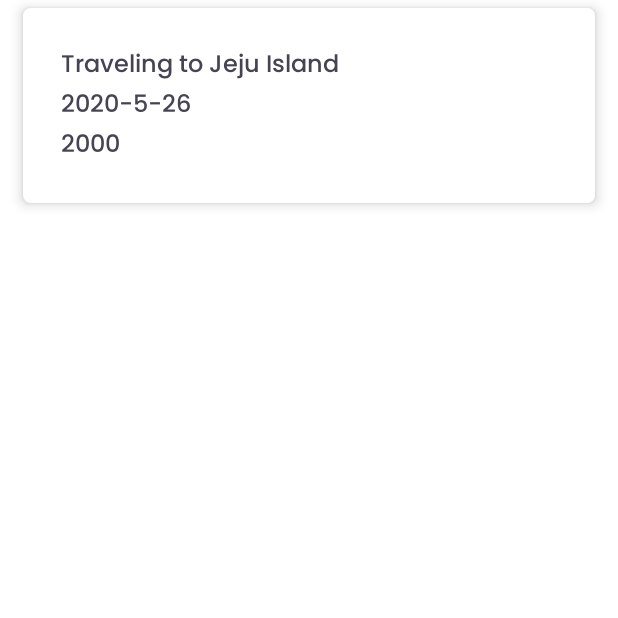
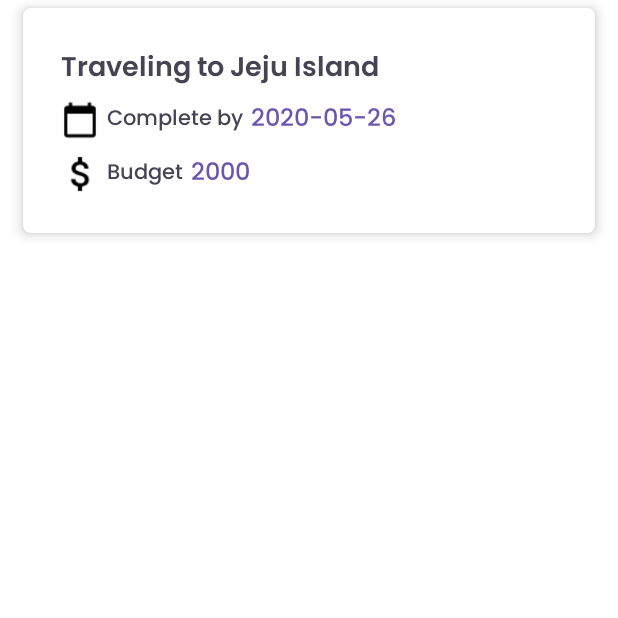
Before and after one commit to irene-haeryun-kwon/b-list, an Android app: the fragment CompletedFragment shown on its own in the app's theme, on a phone screen of 412 x 824 dp, the top half of it. Run offline under Robolectric (Android 15) with nearby library versions, the light colour scheme and no system bars.

Commit message:
Finished styling cards

```diff
--- a/app/src/main/java/io/github/blist/BListDB.java
+++ b/app/src/main/java/io/github/blist/BListDB.java
@@ -37,7 +37,7 @@ public class BListDB {
             db.execSQL("CREATE TABLE blist (id INTEGER PRIMARY KEY AUTOINCREMENT NOT NULL, " +
                     "title VARCHAR NOT NULL, date DATE, budget DECIMAL, completed BOOLEAN)");
             db.execSQL("INSERT INTO blist (title, date, budget, completed) " +
-                    "VALUES ('Traveling to Jeju Island', '2020-5-26', '2000.00', 'false')");
+                    "VALUES ('Traveling to Jeju Island', '2020-05-26', '2000.00', 'false')");
         }
 
         @Override
--- a/app/src/main/res/layout/b_list.xml
+++ b/app/src/main/res/layout/b_list.xml
@@ -16,14 +16,14 @@
 
         <androidx.appcompat.widget.Toolbar
             android:id="@+id/toolbar"
-            style="@style/ToolbarStyle" />
+            style="@style/Toolbar" />
 
     </com.google.android.material.appbar.AppBarLayout>
 
     <com.google.android.material.tabs.TabLayout
         android:id="@+id/tabs"
         app:tabIndicatorHeight="3dp"
-        style="@style/TabStyle">
+        style="@style/Tab">
 
         <com.google.android.material.tabs.TabItem
             android:layout_width="wrap_content"
--- a/app/src/main/res/layout/b_list_details.xml
+++ b/app/src/main/res/layout/b_list_details.xml
@@ -12,24 +12,38 @@
         android:id="@+id/b_list_details_cardview"
         app:contentPaddingTop="25dp"
         app:contentPaddingLeft="25dp"
-        style="@style/CardviewStyle">
+        style="@style/Cardview">
 
-        <LinearLayout
-            android:layout_width="match_parent"
-            android:layout_height="match_parent"
-            android:orientation="vertical">
+        <LinearLayout style="@style/CardInfoContainer">
 
             <TextView
                 android:id="@+id/title"
-                style="@style/CardInfoStyle" />
+                style="@style/CardInfo.Title" />
 
-            <TextView
-                android:id="@+id/date"
-                style="@style/CardInfoStyle" />
+            <LinearLayout
+                style="@style/CardTitleInfoContainer">
+                <ImageView
+                    android:src="@drawable/calendar"
+                    style="@style/CardImageView" />
+                <TextView
+                    android:text="Complete by"
+                    style="@style/CardExtraInfo" />
+                <TextView
+                    android:id="@+id/date"
+                    style="@style/CardInfo" />
+            </LinearLayout>
 
-            <TextView
-                android:id="@+id/budget"
-                style="@style/CardInfoStyle" />
+            <LinearLayout style="@style/CardExtraInfoContainer">
+                <ImageView
+                    android:src="@drawable/money"
+                    style="@style/CardImageView" />
+                <TextView
+                    android:text="Budget"
+                    style="@style/CardExtraInfo" />
+                <TextView
+                    android:id="@+id/budget"
+                    style="@style/CardInfo" />
+            </LinearLayout>
 
         </LinearLayout>
 
--- a/app/src/main/res/layout/fragment_completed.xml
+++ b/app/src/main/res/layout/fragment_completed.xml
@@ -10,6 +10,6 @@
 
     <ListView
         android:id="@+id/completed_listview"
-        style="@style/ListviewStyle" />
+        style="@style/Listview" />
 
 </LinearLayout>
--- a/app/src/main/res/layout/fragment_to_do.xml
+++ b/app/src/main/res/layout/fragment_to_do.xml
@@ -10,6 +10,6 @@
 
     <ListView
         android:id="@+id/to_do_listview"
-        style="@style/ListviewStyle" />
+        style="@style/Listview" />
 
 </LinearLayout>
--- a/app/src/main/res/values/styles.xml
+++ b/app/src/main/res/values/styles.xml
@@ -1,6 +1,7 @@
 <resources>
 
     <!-- Modified at Nov 29, 2019 -->
+    <!-- App theme -->
     <style name="AppTheme" parent="Theme.MaterialComponents.Light.NoActionBar">
         <item name="colorPrimary">@color/colorPrimary</item>
         <item name="colorPrimaryDark">@color/colorPrimaryDark</item>
@@ -10,38 +11,79 @@
     </style>
 
     <!-- b_list -->
-    <style name="ToolbarStyle" parent="Widget.MaterialComponents.Toolbar">
+    <style name="Toolbar" parent="Widget.MaterialComponents.Toolbar">
         <item name="android:layout_width">match_parent</item>
         <item name="android:layout_height">?attr/actionBarSize</item>
         <item name="titleTextColor">@color/white</item>
     </style>
 
-    <style name="TabStyle" parent="Widget.MaterialComponents.TabLayout">
+    <style name="Tab" parent="Widget.MaterialComponents.TabLayout">
         <item name="android:layout_width">match_parent</item>
         <item name="android:layout_height">wrap_content</item>
         <item name="android:layout_marginBottom">20dp</item>
     </style>
 
     <!-- b_list_details -->
-    <style name="CardviewStyle" parent="Widget.MaterialComponents.CardView">
+    <style name="Cardview" parent="Widget.MaterialComponents.CardView">
         <item name="android:layout_width">match_parent</item>
-        <item name="android:layout_height">130dp</item>
+        <item name="android:layout_height">150dp</item>
         <item name="cardCornerRadius">5dp</item>
         <item name="cardElevation">5dp</item>
         <item name="android:layout_marginTop">5dp</item>
         <item name="android:layout_marginBottom">15dp</item>
         <item name="android:layout_marginLeft">15dp</item>
         <item name="android:layout_marginRight">15dp</item>
+        <item name="android:maxLines">1</item>
     </style>
 
-    <style name="CardInfoStyle">
+    <style name="CardInfoContainer">
+        <item name="android:layout_width">match_parent</item>
+        <item name="android:layout_height">match_parent</item>
+        <item name="android:orientation">vertical</item>
+    </style>
+
+    <style name="CardTitleInfoContainer">
+        <item name="android:layout_width">wrap_content</item>
+        <item name="android:layout_height">wrap_content</item>
+        <item name="android:orientation">horizontal</item>
+        <item name="android:gravity">center_vertical</item>
+    </style>
+
+    <style name="CardInfo">
         <item name="android:layout_width">wrap_content</item>
         <item name="android:layout_height">wrap_content</item>
         <item name="android:textSize">16sp</item>
+        <item name="android:textColor">@color/colorPrimary</item>
+    </style>
+
+    <style name="CardInfo.Title">
+        <item name="android:textSize">18sp</item>
+        <item name="android:textColor">@color/colorGeneralText</item>
+        <item name="android:fontFamily">@font/poppins_semibold</item>
+    </style>
+
+    <style name="CardImageView">
+        <item name="android:layout_width">25dp</item>
+        <item name="android:layout_height">wrap_content</item>
+        <item name="android:layout_marginRight">5dp</item>
+    </style>
+
+    <style name="CardExtraInfoContainer">
+        <item name="android:layout_width">wrap_content</item>
+        <item name="android:layout_height">wrap_content</item>
+        <item name="android:orientation">horizontal</item>
+        <item name="android:gravity">center_vertical</item>
+    </style>
+
+    <style name="CardExtraInfo">
+        <item name="android:layout_width">wrap_content</item>
+        <item name="android:layout_height">wrap_content</item>
+        <item name="android:maxLines">1</item>
+        <item name="android:layout_marginRight">5dp</item>
     </style>
 
     <!-- fragment_to_do & fragment_completed -->
-    <style name="ListviewStyle">
+    <style name="Listview">
         <item name="android:layout_width">match_parent</item>
         <item name="android:layout_height">match_parent</item>
         <item name="android:choiceMode">singleChoice</item>
```
Also changed, not shown: app/src/main/res/drawable/calendar.png (added), app/src/main/res/drawable/money.png (added).
